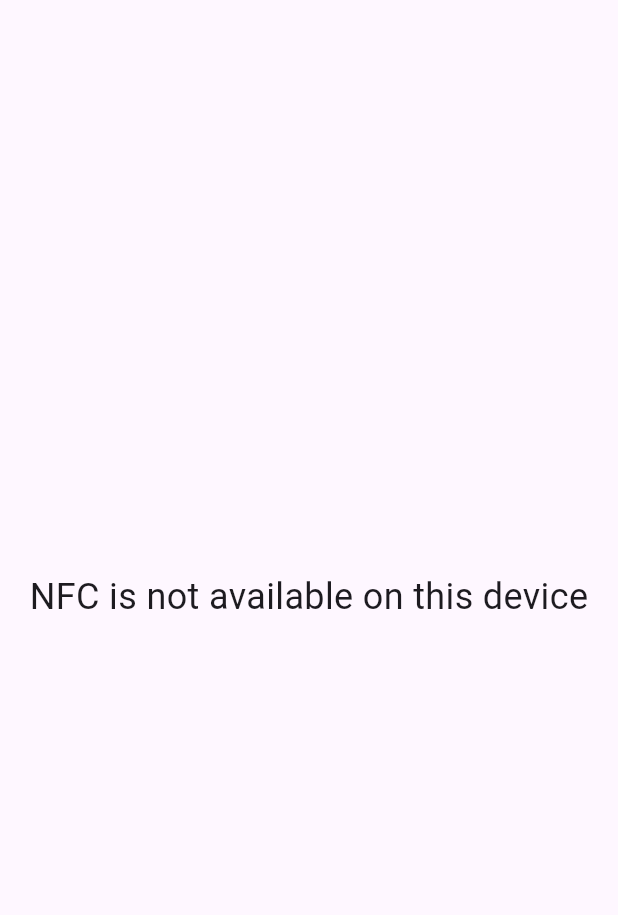
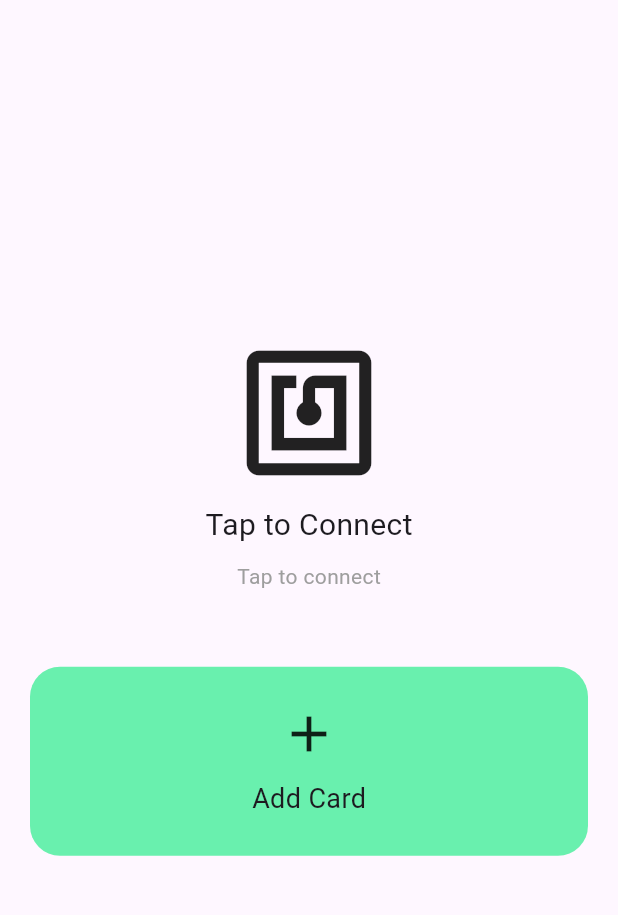
Before and after one commit to aaaayuuuushhh/NFC_tapdrop, a Flutter app: the screen it shows after launch, on a phone screen of 412 x 824 dp, the part 63-978 px from its top. Run offline on Flutter 3.47's test engine with Material 3 defaults, Android fonts, the phone set to English and light mode, and no system bars; our stand-ins replace device_info_plus, shared_preferences; missing offline and left inert: nfc_manager; accounts and stored records are empty.

Commit message:
New UI and add card feature

```diff
--- a/lib/main.dart
+++ b/lib/main.dart
@@ -1,9 +1,8 @@
 import 'package:flutter/material.dart';
+import 'screens/home_screen.dart';
 import 'screens/connection_screen.dart';
-import 'screens/home_screen.dart';
 import 'screens/trust_screen.dart';
 import 'screens/exchange_screen.dart';
-import 'package:nfc_manager/nfc_manager.dart';
 import 'screens/profile_setup_screen.dart';
 import 'screens/profile_card_screen.dart';
 
@@ -30,66 +29,3 @@ return MaterialApp(
     );
   }
 }
-
-class HomeScreen extends StatefulWidget {
-  const HomeScreen({super.key});
-
-  @override
-  State<HomeScreen> createState() => _HomeScreenState();
-}
-
-class _HomeScreenState extends State<HomeScreen> {
-
-  String message = "Tap phones to connect";
-
-  Future<void> startNFC() async {
-
-    bool available = await NfcManager.instance.isAvailable();
-
-    if (!available) {
-      setState(() {
-        message = "NFC is not available on this device";
-      });
-      return;
-    }
-
-   NfcManager.instance.startSession(
-  pollingOptions: {NfcPollingOption.iso14443, NfcPollingOption.iso15693},
-  onDiscovered: (NfcTag tag) async {
-
-  await NfcManager.instance.stopSession();
-
-  Navigator.push(
-    context,
-    MaterialPageRoute(
-      builder: (context) => const ConnectionScreen(),
-    ),
-  );
-
-});
-
-  }
-
-  @override
-  void initState() {
-    super.initState();
-    startNFC();
-  }
-
-  @override
-  Widget build(BuildContext context) {
-    return Scaffold(
-      appBar: AppBar(
-        title: const Text("TapDrop"),
-        centerTitle: true,
-      ),
-      body: Center(
-        child: Text(
-          message,
-          style: const TextStyle(fontSize: 24),
-          textAlign: TextAlign.center,
-        ),
-      ),
-    );
-  }
-}
--- a/lib/models/profile_model.dart
+++ b/lib/models/profile_model.dart
@@ -1,17 +1,67 @@
 class ProfileModel {
+  final String id;
   final String name;
-  final String email;
-  final String instagram;
-  final String linkedin;
-  final String upi;
-  final String phone;
+
+  // IDs
+  final String? instagram;
+  final String? linkedin;
+  final String? email;
+  final String? phone;
+  final String? upi;
+  final String? x; // Twitter
+
+  // Card Design
+  final String? cardType; // minimal, glass, gradient
+  final List<String>? gradientColors;
+  final String? fontStyle;
+
   ProfileModel({
+    required this.id,
     required this.name,
-    required this.email,
-    required this.instagram,
-    required this.linkedin,
-    required this.upi,
-    required this.phone,
+    this.instagram,
+    this.linkedin,
+    this.email,
+    this.phone,
+    this.upi,
+    this.x,
+    this.cardType,
+    this.gradientColors,
+    this.fontStyle,
   });
 
+  // Convert to Map (for storage later)
+  Map<String, dynamic> toMap() {
+    return {
+      'id': id,
+      'name': name,
+      'instagram': instagram,
+      'linkedin': linkedin,
+      'email': email,
+      'phone': phone,
+      'upi': upi,
+      'x': x,
+      'cardType': cardType,
+      'gradientColors': gradientColors,
+      'fontStyle': fontStyle,
+    };
+  }
+
+  // Convert from Map
+  factory ProfileModel.fromMap(Map<String, dynamic> map) {
+    return ProfileModel(
+      id: map['id'],
+      name: map['name'],
+      instagram: map['instagram'],
+      linkedin: map['linkedin'],
+      email: map['email'],
+      phone: map['phone'],
+      upi: map['upi'],
+      x: map['x'],
+      cardType: map['cardType'],
+      gradientColors: map['gradientColors'] != null
+          ? List<String>.from(map['gradientColors'])
+          : null,
+      fontStyle: map['fontStyle'],
+    );
+  }
 }
--- a/lib/screens/home_screen.dart
+++ b/lib/screens/home_screen.dart
@@ -1,70 +1,211 @@
 import 'package:flutter/material.dart';
-import '../services/nfc_service.dart';
-import '../widgets/app_colors.dart';
+import 'package:nfc_manager/nfc_manager.dart';
+import '../services/profile_service.dart';
+import 'package:url_launcher/url_launcher.dart';
 
-class HomeScreen extends StatelessWidget {
+class HomeScreen extends StatefulWidget {
   const HomeScreen({super.key});
 
   @override
+  State<HomeScreen> createState() => _HomeScreenState();
+}
+
+class _HomeScreenState extends State<HomeScreen> {
+
+  String message = "Tap to connect";
+
+  // ✅ NFC FUNCTION
+  Future<void> startNFC() async {
+    final available = await NfcManager.instance.isAvailable();
+
+    if (!available) {
+      setState(() {
+        message = "NFC not available";
+      });
+      return;
+    }
+
+    NfcManager.instance.startSession(
+      pollingOptions: {
+        NfcPollingOption.iso14443,
+        NfcPollingOption.iso15693,
+      },
+      onDiscovered: (tag) async {
+        await NfcManager.instance.stopSession();
+
+        if (!mounted) return;
+
+        Navigator.pushNamed(context, "/connect");
+      },
+    );
+  }
+
+  // ✅ ADD THIS FUNCTION HERE
+  Future<void> openLink(String url) async {
+    final Uri uri = Uri.parse(url);
+
+    if (!await launchUrl(uri, mode: LaunchMode.externalApplication)) {
+      print("Could not launch $url");
+    }
+  }
+
+  // ✅ BUILD METHOD
+  @override
   Widget build(BuildContext context) {
 
+    final profile = ProfileService.getProfile();
+
     return Scaffold(
-      backgroundColor: AppColors.background,
-
       appBar: AppBar(
         title: const Text("TapDrop"),
         centerTitle: true,
       ),
 
-      body: Center(
+      body: Padding(
+        padding: const EdgeInsets.symmetric(horizontal: 20),
         child: Column(
           mainAxisAlignment: MainAxisAlignment.center,
           children: [
 
-            const Icon(
-              Icons.nfc,
-              size: 120,
+            // 🔹 NFC SECTION
+            GestureDetector(
+              onTap: startNFC,
+              child: Column(
+                children: [
+                  const Icon(Icons.nfc, size: 100),
+                  const SizedBox(height: 10),
+                  const Text(
+                    "Tap to Connect",
+                    style: TextStyle(fontSize: 20),
+                  ),
+
+                  const SizedBox(height: 10),
+
+                  Text(
+                    message,
+                    style: const TextStyle(
+                      fontSize: 14,
+                      color: Colors.grey,
+                    ),
+                  ),
+                ],
+              ),
             ),
 
-            const SizedBox(height: 20),
+            const SizedBox(height: 50),
 
-            const Text(
-              "Tap phones to share",
-              style: TextStyle(fontSize: 22),
+            // 🔹 PROFILE / ADD CARD SECTION
+            profile == null
+
+                // ❌ NO PROFILE → SHOW ADD CARD
+                ? GestureDetector(
+                    onTap: () {
+                      Navigator.pushNamed(context, "/profile");
+                    },
+                    child: Container(
+                      width: double.infinity,
+                      padding: const EdgeInsets.all(25),
+                      decoration: BoxDecoration(
+                        borderRadius: BorderRadius.circular(20),
+                        color: Colors.greenAccent,
+                      ),
+                      child: Column(
+                        children: const [
+                          Icon(Icons.add, size: 40),
+                          SizedBox(height: 10),
+                          Text(
+                            "Add Card",
+                            style: TextStyle(fontSize: 18),
+                          ),
+                        ],
+                      ),
+                    ),
+                  )
+
+                // ✅ PROFILE EXISTS → SHOW CARD
+                : Container(
+    width: double.infinity,
+    padding: const EdgeInsets.all(20),
+    decoration: BoxDecoration(
+      borderRadius: BorderRadius.circular(20),
+      color: Colors.white,
+      boxShadow: [
+        BoxShadow(
+          color: Colors.black.withOpacity(0.08),
+          blurRadius: 15,
+          offset: const Offset(0, 5),
+        )
+      ],
+    ),
+    child: Column(
+      crossAxisAlignment: CrossAxisAlignment.start,
+      children: [
+
+        // 🔹 NAME
+        Center(
+          child: Text(
+            profile.name,
+            style: const TextStyle(
+              fontSize: 22,
+              fontWeight: FontWeight.bold,
+              color: Colors.black,
             ),
+          ),
+        ),
 
-            const SizedBox(height: 40),
+        const SizedBox(height: 20),
 
-            ElevatedButton(
-              onPressed: () {
+        // 🔹 INSTAGRAM
+        if (profile.instagram != null && profile.instagram!.isNotEmpty)
+          GestureDetector(
+            onTap: () {
+              openLink("https://instagram.com/${profile.instagram}");
+            },
+            child: Row(
+              children: [
+                const Icon(Icons.camera_alt, size: 20, color: Colors.black54),
+                const SizedBox(width: 10),
+                Text(profile.instagram!),
+              ],
+            ),
+          ),
 
-                NfcService.startListening(
+        const SizedBox(height: 10),
 
-                  // Trusted device
-                  () {
-                    Navigator.pushNamed(context, "/exchange");
-                  },
+        // 🔹 LINKEDIN
+        if (profile.linkedin != null && profile.linkedin!.isNotEmpty)
+          GestureDetector(
+            onTap: () {
+              openLink(profile.linkedin!);
+            },
+            child: Row(
+              children: [
+                const Icon(Icons.work, size: 20, color: Colors.black54),
+                const SizedBox(width: 10),
+                Expanded(child: Text(profile.linkedin!)),
+              ],
+            ),
+          ),
 
-                  // New device
-                  () {
-                    Navigator.pushNamed(context, "/trust");
-                  },
+        const SizedBox(height: 10),
 
-                );
-
-              },
-
-              child: const Text(
-                "Tap to Connect",
-                style: TextStyle(fontSize: 18),
-              ),
+        // 🔹 UPI
+        if (profile.upi != null && profile.upi!.isNotEmpty)
+          GestureDetector(
+            onTap: () {
+              openLink("upi://pay?pa=${profile.upi}&pn=TapDrop");
+            },
+            child: Row(
+              children: [
+                const Icon(Icons.payment, size: 20, color: Colors.black54),
+                const SizedBox(width: 10),
+                Text(profile.upi!),
+              ],
             ),
-ElevatedButton(
-  onPressed: () {
-    Navigator.pushNamed(context, "/profile");
-  },
-  child: const Text("Setup Profile"),
-)
+          ),
+      ],
+    ),
+  ),
           ],
         ),
       ),
```
Also changed, not shown: lib/screens/profile_setup_screen.dart (+36 -58 lines), lib/services/profile_service.dart (+16 -25 lines). Lines whose indentation alone changed are shown as unchanged.
